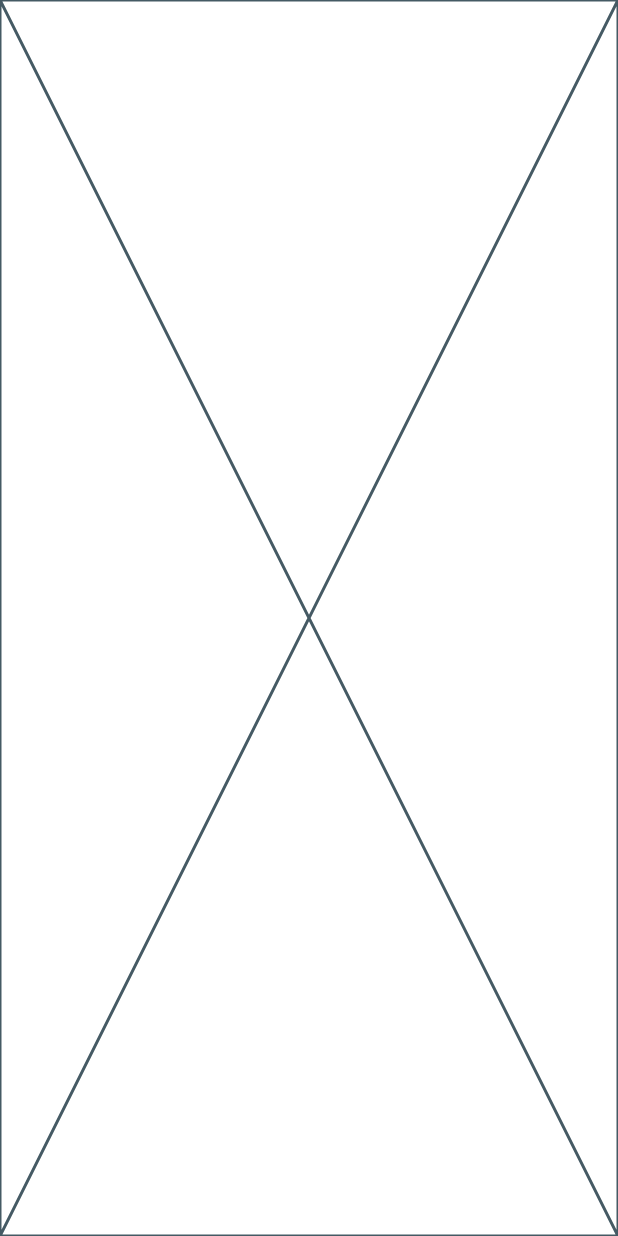
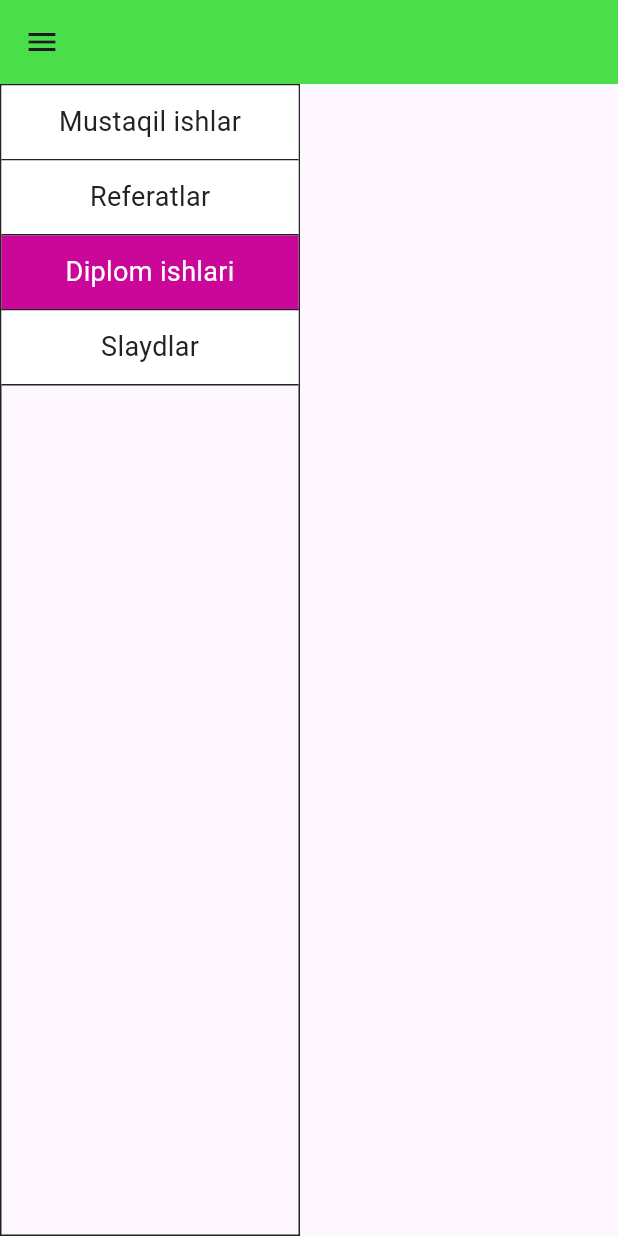
Before and after one commit to ShokhrukhDeveloper/GoalsWeb, a Flutter app: the screen it shows after launch, on a phone screen of 412 x 824 dp. Run offline on Flutter 3.47's test engine with Material 3 defaults, Android fonts, the phone set to English and light mode, and no system bars; our stand-ins replace get.

Commit message:
home menu added

```diff
--- a/lib/main.dart
+++ b/lib/main.dart
@@ -11,8 +11,6 @@
 
 class MyApp extends StatelessWidget {
   const MyApp({super.key});
-
-  // This widget is the root of your application.
   @override
   Widget build(BuildContext context) {
     return GetMaterialApp(
--- a/lib/presentation/pages/home/home_page.dart
+++ b/lib/presentation/pages/home/home_page.dart
@@ -1,10 +1,34 @@
-import 'package:flutter/cupertino.dart';
+import 'package:goals_web/_imports.dart';
+import 'package:flutter/material.dart';
+import 'package:goals_web/presentation/widgets/home_menu/home_menu_widget.dart';
 
 class HomePage extends StatelessWidget {
   const HomePage({super.key});
 
   @override
   Widget build(BuildContext context) {
-    return const Placeholder();
+    return Scaffold(
+      appBar: AppBar(
+        backgroundColor: AppColors.green,
+        leading: IconButton(onPressed: (){},icon: Icon(Icons.menu),),
+      ),
+      body:  Row(
+        children: [
+          Container(
+            height: double.infinity,
+            decoration: BoxDecoration(
+                border: Border.all(color: AppColors.black)
+            ),
+            width: 200,
+            child: SingleChildScrollView(
+                child: HomeMenu()),
+          ),
+          Expanded(child: Column(children: [
+
+          ],)),
+        ],
+      ),
+
+    );
   }
 }
--- a/lib/presentation/themes/app_colors.dart
+++ b/lib/presentation/themes/app_colors.dart
@@ -0,0 +1,9 @@
+import 'package:flutter/painting.dart';
+
+class AppColors
+{
+  static const black = Color(0xFF222222);
+  static const white = Color(0xFFffffff);
+  static const green = Color(0xff4ade4a);
+  static const red = Color(0xffcb079a);
+}
--- a/lib/presentation/themes/app_text_styles.dart
+++ b/lib/presentation/themes/app_text_styles.dart
@@ -0,0 +1,18 @@
+import 'package:flutter/material.dart';
+import 'app_colors.dart';
+
+class AppTextStyle
+{
+  static const TextStyle entranceTextStyle=TextStyle(
+      fontWeight: FontWeight.w400);
+  static const TextStyle homeMenuWhiteTextStyle=TextStyle(
+      fontSize: 18,
+      color: AppColors.white,
+      fontWeight: FontWeight.w400);
+  static const TextStyle homeMenuBlackTextStyle=TextStyle(
+      fontSize: 18,
+      color: AppColors.black,
+      fontWeight: FontWeight.w400);
+
+
+}
--- /dev/null
+++ b/lib/presentation/widgets/home_menu/home_menu_item.dart
@@ -0,0 +1,35 @@
+import 'package:flutter/cupertino.dart';
+import 'package:flutter/material.dart';
+import 'package:goals_web/_imports.dart';
+
+class HomeMenuItem extends StatelessWidget {
+  const HomeMenuItem(
+      {super.key,
+      required this.isSelected,
+      required this.onTap,
+      required this.title});
+  final bool isSelected;
+  final VoidCallback onTap;
+  final String title;
+  @override
+  Widget build(BuildContext context) {
+    return Container(
+      height: 50,
+      width: 200,
+      decoration: BoxDecoration(
+          color: !isSelected ? AppColors.white : AppColors.red,
+          border: const Border(bottom: BorderSide(color: AppColors.black))),
+      child: InkWell(
+          onTap: onTap,
+          child: Center(
+            child: Text(
+              title,
+              maxLines: 2,
+              style: isSelected
+                  ? AppTextStyle.homeMenuWhiteTextStyle
+                  : AppTextStyle.homeMenuBlackTextStyle,
+            ),
+          )),
+    );
+  }
+}
--- /dev/null
+++ b/lib/presentation/widgets/home_menu/home_menu_widget.dart
@@ -0,0 +1,22 @@
+import 'package:flutter/cupertino.dart';
+import 'package:get/get_state_manager/src/simple/get_view.dart';
+import 'package:goals_web/_imports.dart';
+import 'package:goals_web/presentation/widgets/home_menu/home_menu_item.dart';
+
+class HomeMenu extends GetView {
+  const HomeMenu({super.key});
+
+  @override
+  Widget build(BuildContext context) {
+    return Container(
+      child: Column(
+        children: [
+          HomeMenuItem(isSelected: false, onTap: () {  }, title: 'Mustaqil ishlar',),
+          HomeMenuItem(isSelected: false, onTap: () {  }, title: 'Referatlar',),
+          HomeMenuItem(isSelected: true, onTap: () {  }, title: 'Diplom ishlari',),
+          HomeMenuItem(isSelected: false, onTap: () {  }, title: 'Slaydlar',),
+        ],
+      ),
+    );
+  }
+}
```
